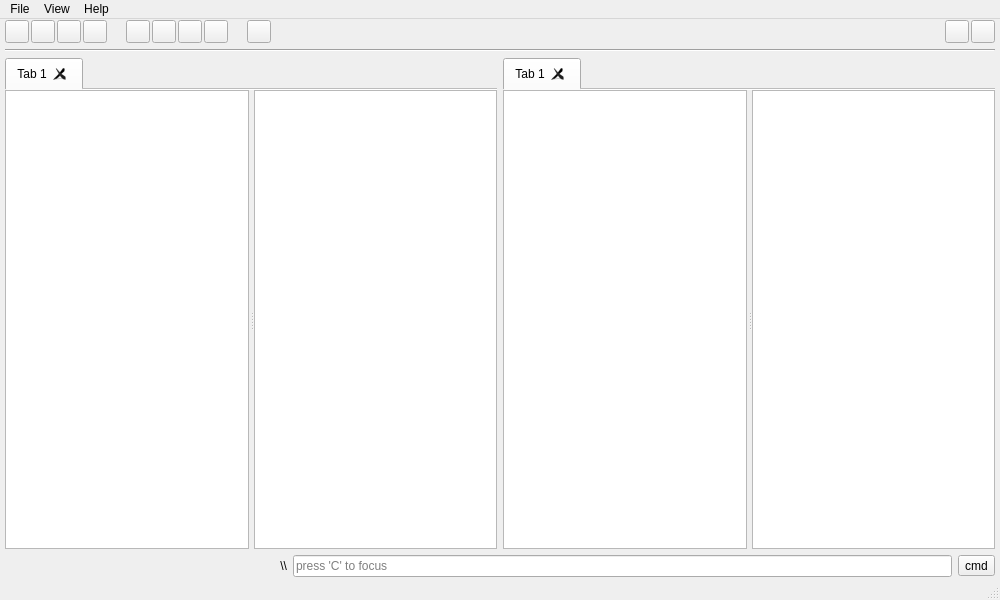
The window that mainwindow.ui (yunnsbz/File-Manager) describes before a commit, drawn with Qt 5.
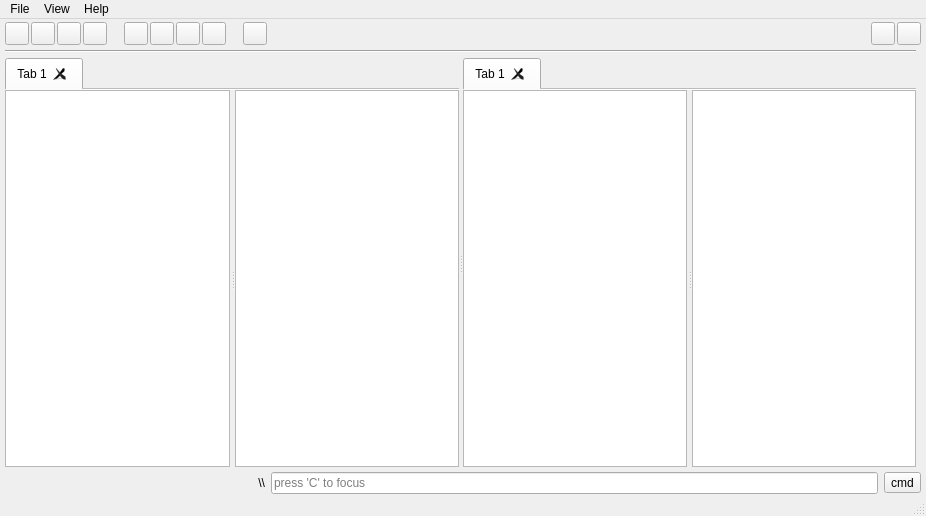
The same window after the commit. Icons and pictures are not drawn.

Commit message: layout update: middle spliter added

The edit to the form file:
```diff
--- a/mainwindow.ui
+++ b/mainwindow.ui
@@ -6,8 +6,8 @@
    <rect>
     <x>0</x>
     <y>0</y>
-    <width>1000</width>
-    <height>600</height>
+    <width>926</width>
+    <height>516</height>
    </rect>
   </property>
   <property name="minimumSize">
@@ -41,332 +41,23 @@
    <set>QMainWindow::DockOption::AllowNestedDocks|QMainWindow::DockOption::AllowTabbedDocks|QMainWindow::DockOption::AnimatedDocks|QMainWindow::DockOption::ForceTabbedDocks|QMainWindow::DockOption::GroupedDragging|QMainWindow::DockOption::VerticalTabs</set>
   </property>
   <widget class="QWidget" name="centralwidget">
-   <layout class="QGridLayout" name="gridLayout">
+   <layout class="QGridLayout" name="gridLayout" rowstretch="0,0,0,0,20,0" columnstretch="0,0">
     <property name="leftMargin">
      <number>5</number>
     </property>
     <property name="topMargin">
-     <number>1</number>
+     <number>3</number>
     </property>
     <property name="rightMargin">
      <number>5</number>
     </property>
     <property name="bottomMargin">
-     <number>1</number>
+     <number>0</number>
     </property>
-    <item row="2" column="0">
-     <widget class="QWidget" name="widget" native="true">
-      <layout class="QHBoxLayout" name="horizontalLayout_3">
-       <property name="leftMargin">
-        <number>0</number>
-       </property>
-       <property name="topMargin">
-        <number>0</number>
-       </property>
-       <property name="rightMargin">
-        <number>0</number>
-       </property>
-       <property name="bottomMargin">
-        <number>0</number>
-       </property>
-       <item>
-        <widget class="QTabWidget" name="tabWidget">
-         <property name="tabShape">
-          <enum>QTabWidget::TabShape::Rounded</enum>
-         </property>
-         <property name="currentIndex">
-          <number>0</number>
-         </property>
-         <property name="documentMode">
-          <bool>true</bool>
-         </property>
-         <property name="tabsClosable">
-          <bool>true</bool>
-         </property>
-         <property name="movable">
-          <bool>true</bool>
-         </property>
-         <property name="tabBarAutoHide">
-          <bool>false</bool>
-         </property>
-         <widget class="QWidget" name="tab">
-          <attribute name="title">
-           <string>Tab 1</string>
-          </attribute>
-          <layout class="QHBoxLayout" name="horizontalLayout_2">
-           <property name="leftMargin">
-            <number>0</number>
-           </property>
-           <property name="topMargin">
-            <number>0</number>
-           </property>
-           <property name="rightMargin">
-            <number>0</number>
-           </property>
-           <property name="bottomMargin">
-            <number>0</number>
-           </property>
-           <item>
-            <widget class="QSplitter" name="splitter">
-             <property name="orientation">
-              <enum>Qt::Orientation::Horizontal</enum>
-             </property>
-             <property name="handleWidth">
-              <number>5</number>
-             </property>
-             <widget class="QTreeView" name="FileTreeView">
-              <property name="sizePolicy">
-               <sizepolicy hsizetype="Preferred" vsizetype="Expanding">
-                <horstretch>0</horstretch>
-                <verstretch>0</verstretch>
-               </sizepolicy>
-              </property>
-              <property name="rootIsDecorated">
-               <bool>true</bool>
-              </property>
-              <property name="animated">
-               <bool>false</bool>
-              </property>
-              <attribute name="headerVisible">
-               <bool>false</bool>
-              </attribute>
-             </widget>
-             <widget class="QTableView" name="tableView">
-              <property name="tabKeyNavigation">
-               <bool>false</bool>
-              </property>
-              <property name="dragEnabled">
-               <bool>true</bool>
-              </property>
-              <property name="showGrid">
-               <bool>false</bool>
-              </property>
-              <property name="gridStyle">
-               <enum>Qt::PenStyle::SolidLine</enum>
-              </property>
-              <property name="wordWrap">
-               <bool>false</bool>
-              </property>
-              <property name="cornerButtonEnabled">
-               <bool>true</bool>
-              </property>
-              <attribute name="horizontalHeaderCascadingSectionResizes">
-               <bool>true</bool>
-              </attribute>
-              <attribute name="horizontalHeaderDefaultSectionSize">
-               <number>200</number>
-              </attribute>
-              <attribute name="horizontalHeaderHighlightSections">
-               <bool>false</bool>
-              </attribute>
-              <attribute name="horizontalHeaderShowSortIndicator" stdset="0">
-               <bool>false</bool>
-              </attribute>
-              <attribute name="horizontalHeaderStretchLastSection">
-               <bool>true</bool>
-              </attribute>
-              <attribute name="verticalHeaderVisible">
-               <bool>false</bool>
-              </attribute>
-              <attribute name="verticalHeaderCascadingSectionResizes">
-               <bool>false</bool>
-              </attribute>
-              <attribute name="verticalHeaderHighlightSections">
-               <bool>false</bool>
-              </attribute>
-             </widget>
-            </widget>
-           </item>
-          </layout>
-         </widget>
-        </widget>
-       </item>
-       <item>
-        <widget class="QTabWidget" name="tabWidget_2">
-         <property name="tabShape">
-          <enum>QTabWidget::TabShape::Rounded</enum>
-         </property>
-         <property name="currentIndex">
-          <number>0</number>
-         </property>
-         <property name="documentMode">
-          <bool>true</bool>
-         </property>
-         <property name="tabsClosable">
-          <bool>true</bool>
-         </property>
-         <property name="movable">
-          <bool>true</bool>
-         </property>
-         <property name="tabBarAutoHide">
-          <bool>false</bool>
-         </property>
-         <widget class="QWidget" name="tab_9">
-          <attribute name="title">
-           <string>Tab 1</string>
-          </attribute>
-          <layout class="QHBoxLayout" name="horizontalLayout_4">
-           <property name="leftMargin">
-            <number>0</number>
-           </property>
-           <property name="topMargin">
-            <number>0</number>
-           </property>
-           <property name="rightMargin">
-            <number>0</number>
-           </property>
-           <property name="bottomMargin">
-            <number>0</number>
-           </property>
-           <item>
-            <widget class="QSplitter" name="splitter_3">
-             <property name="orientation">
-              <enum>Qt::Orientation::Horizontal</enum>
-             </property>
-             <property name="handleWidth">
-              <number>5</number>
-             </property>
-             <widget class="QTreeView" name="FileTreeView_3">
-              <property name="sizePolicy">
-               <sizepolicy hsizetype="Preferred" vsizetype="Expanding">
-                <horstretch>0</horstretch>
-                <verstretch>0</verstretch>
-               </sizepolicy>
-              </property>
-              <property name="rootIsDecorated">
-               <bool>true</bool>
-              </property>
-              <property name="animated">
-               <bool>false</bool>
-              </property>
-              <attribute name="headerVisible">
-               <bool>false</bool>
-              </attribute>
-             </widget>
-             <widget class="QTableView" name="tableView_3">
-              <property name="tabKeyNavigation">
-               <bool>false</bool>
-              </property>
-              <property name="dragEnabled">
-               <bool>true</bool>
-              </property>
-              <property name="showGrid">
-               <bool>false</bool>
-              </property>
-              <property name="gridStyle">
-               <enum>Qt::PenStyle::SolidLine</enum>
-              </property>
-              <property name="wordWrap">
-               <bool>false</bool>
-              </property>
-              <property name="cornerButtonEnabled">
-               <bool>true</bool>
-              </property>
-              <attribute name="horizontalHeaderCascadingSectionResizes">
-               <bool>true</bool>
-              </attribute>
-              <attribute name="horizontalHeaderDefaultSectionSize">
-               <number>200</number>
-              </attribute>
-              <attribute name="horizontalHeaderHighlightSections">
-               <bool>false</bool>
-              </attribute>
-              <attribute name="horizontalHeaderShowSortIndicator" stdset="0">
-               <bool>false</bool>
-              </attribute>
-              <attribute name="horizontalHeaderStretchLastSection">
-               <bool>true</bool>
-              </attribute>
-              <attribute name="verticalHeaderVisible">
-               <bool>false</bool>
-              </attribute>
-              <attribute name="verticalHeaderCascadingSectionResizes">
-               <bool>false</bool>
-              </attribute>
-              <attribute name="verticalHeaderHighlightSections">
-               <bool>false</bool>
-              </attribute>
-             </widget>
-            </widget>
-           </item>
-          </layout>
-         </widget>
-        </widget>
-       </item>
-      </layout>
-     </widget>
-    </item>
-    <item row="4" column="0">
-     <widget class="QWidget" name="commandWidget" native="true">
-      <layout class="QHBoxLayout" name="horizontalLayout" stretch="3,7,0">
-       <property name="leftMargin">
-        <number>0</number>
-       </property>
-       <property name="topMargin">
-        <number>0</number>
-       </property>
-       <property name="rightMargin">
-        <number>0</number>
-       </property>
-       <property name="bottomMargin">
-        <number>0</number>
-       </property>
-       <item>
-        <widget class="QLabel" name="label">
-         <property name="layoutDirection">
-          <enum>Qt::LayoutDirection::LeftToRight</enum>
-         </property>
-         <property name="autoFillBackground">
-          <bool>false</bool>
-         </property>
-         <property name="text">
-          <string>\\</string>
-         </property>
-         <property name="scaledContents">
-          <bool>true</bool>
-         </property>
-         <property name="alignment">
-          <set>Qt::AlignmentFlag::AlignRight|Qt::AlignmentFlag::AlignTrailing|Qt::AlignmentFlag::AlignVCenter</set>
-         </property>
-         <property name="textInteractionFlags">
-          <set>Qt::TextInteractionFlag::NoTextInteraction</set>
-         </property>
-        </widget>
-       </item>
-       <item>
-        <widget class="QLineEdit" name="lineEdit">
-         <property name="inputMask">
-          <string/>
-         </property>
-         <property name="text">
-          <string/>
-         </property>
-         <property name="placeholderText">
-          <string>press 'C' to focus</string>
-         </property>
-        </widget>
-       </item>
-       <item>
-        <widget class="QToolButton" name="toolCmdButton">
-         <property name="toolTip">
-          <string>open cmd</string>
-         </property>
-         <property name="text">
-          <string>cmd</string>
-         </property>
-        </widget>
-       </item>
-      </layout>
-     </widget>
-    </item>
-    <item row="1" column="0">
-     <widget class="Line" name="line">
-      <property name="orientation">
-       <enum>Qt::Orientation::Horizontal</enum>
-      </property>
-     </widget>
-    </item>
-    <item row="0" column="0">
+    <property name="spacing">
+     <number>5</number>
+    </property>
+    <item row="0" column="0" colspan="2">
      <layout class="QHBoxLayout" name="toolBar" stretch="0,0,0,0,1,0,0,0,0,1,0,40,0,0">
       <property name="spacing">
        <number>2</number>
@@ -573,6 +264,303 @@
       </item>
      </layout>
     </item>
+    <item row="5" column="0" colspan="2">
+     <widget class="QWidget" name="commandWidget" native="true">
+      <layout class="QHBoxLayout" name="horizontalLayout" stretch="3,7,0">
+       <property name="leftMargin">
+        <number>0</number>
+       </property>
+       <property name="topMargin">
+        <number>0</number>
+       </property>
+       <property name="rightMargin">
+        <number>0</number>
+       </property>
+       <property name="bottomMargin">
+        <number>0</number>
+       </property>
+       <item>
+        <widget class="QLabel" name="label">
+         <property name="layoutDirection">
+          <enum>Qt::LayoutDirection::LeftToRight</enum>
+         </property>
+         <property name="autoFillBackground">
+          <bool>false</bool>
+         </property>
+         <property name="text">
+          <string>\\</string>
+         </property>
+         <property name="scaledContents">
+          <bool>true</bool>
+         </property>
+         <property name="alignment">
+          <set>Qt::AlignmentFlag::AlignRight|Qt::AlignmentFlag::AlignTrailing|Qt::AlignmentFlag::AlignVCenter</set>
+         </property>
+         <property name="textInteractionFlags">
+          <set>Qt::TextInteractionFlag::NoTextInteraction</set>
+         </property>
+        </widget>
+       </item>
+       <item>
+        <widget class="QLineEdit" name="lineEdit">
+         <property name="inputMask">
+          <string/>
+         </property>
+         <property name="text">
+          <string/>
+         </property>
+         <property name="placeholderText">
+          <string>press 'C' to focus</string>
+         </property>
+        </widget>
+       </item>
+       <item>
+        <widget class="QToolButton" name="toolCmdButton">
+         <property name="toolTip">
+          <string>open cmd</string>
+         </property>
+         <property name="text">
+          <string>cmd</string>
+         </property>
+        </widget>
+       </item>
+      </layout>
+     </widget>
+    </item>
+    <item row="1" column="0">
+     <widget class="Line" name="line">
+      <property name="orientation">
+       <enum>Qt::Orientation::Horizontal</enum>
+      </property>
+     </widget>
+    </item>
+    <item row="4" column="0">
+     <widget class="QSplitter" name="splitter_2">
+      <property name="orientation">
+       <enum>Qt::Orientation::Horizontal</enum>
+      </property>
+      <widget class="QTabWidget" name="tabWidget">
+       <property name="tabShape">
+        <enum>QTabWidget::TabShape::Rounded</enum>
+       </property>
+       <property name="currentIndex">
+        <number>0</number>
+       </property>
+       <property name="documentMode">
+        <bool>true</bool>
+       </property>
+       <property name="tabsClosable">
+        <bool>true</bool>
+       </property>
+       <property name="movable">
+        <bool>true</bool>
+       </property>
+       <property name="tabBarAutoHide">
+        <bool>false</bool>
+       </property>
+       <widget class="QWidget" name="tab">
+        <attribute name="title">
+         <string>Tab 1</string>
+        </attribute>
+        <layout class="QHBoxLayout" name="horizontalLayout_2">
+         <property name="leftMargin">
+          <number>0</number>
+         </property>
+         <property name="topMargin">
+          <number>0</number>
+         </property>
+         <property name="rightMargin">
+          <number>0</number>
+         </property>
+         <property name="bottomMargin">
+          <number>0</number>
+         </property>
+         <item>
+          <widget class="QSplitter" name="splitter">
+           <property name="orientation">
+            <enum>Qt::Orientation::Horizontal</enum>
+           </property>
+           <property name="handleWidth">
+            <number>5</number>
+           </property>
+           <widget class="QTreeView" name="FileTreeView">
+            <property name="sizePolicy">
+             <sizepolicy hsizetype="Preferred" vsizetype="Expanding">
+              <horstretch>0</horstretch>
+              <verstretch>0</verstretch>
+             </sizepolicy>
+            </property>
+            <property name="rootIsDecorated">
+             <bool>true</bool>
+            </property>
+            <property name="animated">
+             <bool>false</bool>
+            </property>
+            <attribute name="headerVisible">
+             <bool>false</bool>
+            </attribute>
+           </widget>
+           <widget class="QTableView" name="tableView">
+            <property name="tabKeyNavigation">
+             <bool>false</bool>
+            </property>
+            <property name="dragEnabled">
+             <bool>true</bool>
+            </property>
+            <property name="showGrid">
+             <bool>false</bool>
+            </property>
+            <property name="gridStyle">
+             <enum>Qt::PenStyle::SolidLine</enum>
+            </property>
+            <property name="wordWrap">
+             <bool>false</bool>
+            </property>
+            <property name="cornerButtonEnabled">
+             <bool>true</bool>
+            </property>
+            <attribute name="horizontalHeaderCascadingSectionResizes">
+             <bool>true</bool>
+            </attribute>
+            <attribute name="horizontalHeaderDefaultSectionSize">
+             <number>200</number>
+            </attribute>
+            <attribute name="horizontalHeaderHighlightSections">
+             <bool>false</bool>
+            </attribute>
+            <attribute name="horizontalHeaderShowSortIndicator" stdset="0">
+             <bool>false</bool>
+            </attribute>
+            <attribute name="horizontalHeaderStretchLastSection">
+             <bool>true</bool>
+            </attribute>
+            <attribute name="verticalHeaderVisible">
+             <bool>false</bool>
+            </attribute>
+            <attribute name="verticalHeaderCascadingSectionResizes">
+             <bool>false</bool>
+            </attribute>
+            <attribute name="verticalHeaderHighlightSections">
+             <bool>false</bool>
+            </attribute>
+           </widget>
+          </widget>
+         </item>
+        </layout>
+       </widget>
+      </widget>
+      <widget class="QTabWidget" name="tabWidget_2">
+       <property name="tabShape">
+        <enum>QTabWidget::TabShape::Rounded</enum>
+       </property>
+       <property name="currentIndex">
+        <number>0</number>
+       </property>
+       <property name="documentMode">
+        <bool>true</bool>
+       </property>
+       <property name="tabsClosable">
+        <bool>true</bool>
+       </property>
+       <property name="movable">
+        <bool>true</bool>
+       </property>
+       <property name="tabBarAutoHide">
+        <bool>false</bool>
+       </property>
+       <widget class="QWidget" name="tab_9">
+        <attribute name="title">
+         <string>Tab 1</string>
+        </attribute>
+        <layout class="QHBoxLayout" name="horizontalLayout_4">
+         <property name="leftMargin">
+          <number>0</number>
+         </property>
+         <property name="topMargin">
+          <number>0</number>
+         </property>
+         <property name="rightMargin">
+          <number>0</number>
+         </property>
+         <property name="bottomMargin">
+          <number>0</number>
+         </property>
+         <item>
+          <widget class="QSplitter" name="splitter_3">
+           <property name="orientation">
+            <enum>Qt::Orientation::Horizontal</enum>
+           </property>
+           <property name="handleWidth">
+            <number>5</number>
+           </property>
+           <widget class="QTreeView" name="FileTreeView_3">
+            <property name="sizePolicy">
+             <sizepolicy hsizetype="Preferred" vsizetype="Expanding">
+              <horstretch>0</horstretch>
+              <verstretch>0</verstretch>
+             </sizepolicy>
+            </property>
+            <property name="rootIsDecorated">
+             <bool>true</bool>
+            </property>
+            <property name="animated">
+             <bool>false</bool>
+            </property>
+            <attribute name="headerVisible">
+             <bool>false</bool>
+            </attribute>
+           </widget>
+           <widget class="QTableView" name="tableView_3">
+            <property name="tabKeyNavigation">
+             <bool>false</bool>
+            </property>
+            <property name="dragEnabled">
+             <bool>true</bool>
+            </property>
+            <property name="showGrid">
+             <bool>false</bool>
+            </property>
+            <property name="gridStyle">
+             <enum>Qt::PenStyle::SolidLine</enum>
+            </property>
+            <property name="wordWrap">
+             <bool>false</bool>
+            </property>
+            <property name="cornerButtonEnabled">
+             <bool>true</bool>
+            </property>
+            <attribute name="horizontalHeaderCascadingSectionResizes">
+             <bool>true</bool>
+            </attribute>
+            <attribute name="horizontalHeaderDefaultSectionSize">
+             <number>200</number>
+            </attribute>
+            <attribute name="horizontalHeaderHighlightSections">
+             <bool>false</bool>
+            </attribute>
+            <attribute name="horizontalHeaderShowSortIndicator" stdset="0">
+             <bool>false</bool>
+            </attribute>
+            <attribute name="horizontalHeaderStretchLastSection">
+             <bool>true</bool>
+            </attribute>
+            <attribute name="verticalHeaderVisible">
+             <bool>false</bool>
+            </attribute>
+            <attribute name="verticalHeaderCascadingSectionResizes">
+             <bool>false</bool>
+            </attribute>
+            <attribute name="verticalHeaderHighlightSections">
+             <bool>false</bool>
+            </attribute>
+           </widget>
+          </widget>
+         </item>
+        </layout>
+       </widget>
+      </widget>
+     </widget>
+    </item>
    </layout>
   </widget>
   <widget class="QMenuBar" name="menubar">
@@ -580,8 +568,8 @@
     <rect>
      <x>0</x>
      <y>0</y>
-     <width>1000</width>
-     <height>21</height>
+     <width>926</width>
+     <height>25</height>
     </rect>
    </property>
    <widget class="QMenu" name="menuview">
```
